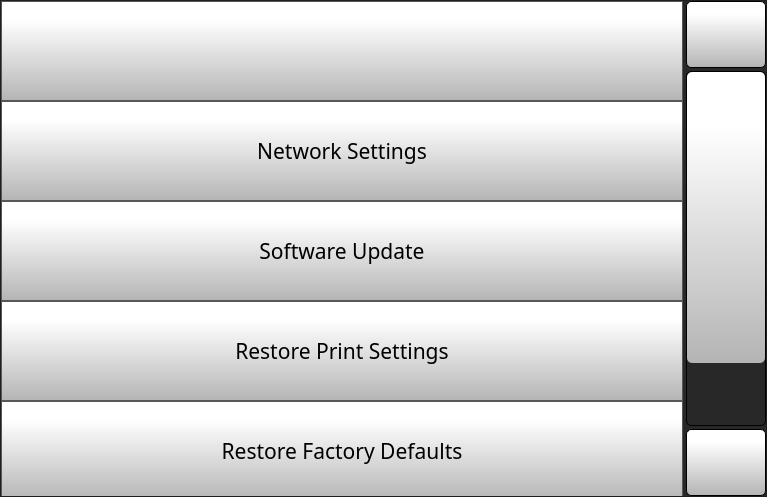
Qt form octoprint_ControlCenter/ui/settings_screen/settings_screen.ui (FracktalWorks/ControlCenter) before a commit.
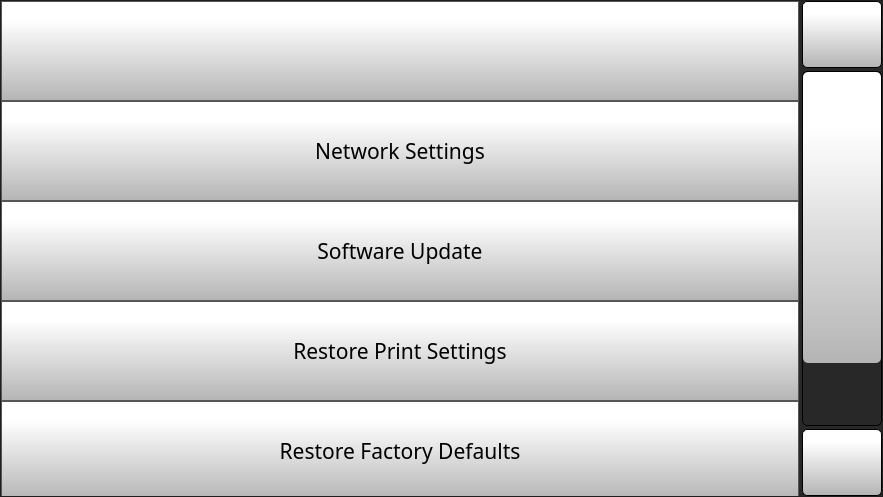
The same form after that commit. Icons and pictures are not drawn.

What changed in the file:
```diff
--- a/octoprint_ControlCenter/ui/settings_screen/settings_screen.ui
+++ b/octoprint_ControlCenter/ui/settings_screen/settings_screen.ui
@@ -6,7 +6,7 @@
    <rect>
     <x>0</x>
     <y>0</y>
-    <width>767</width>
+    <width>883</width>
     <height>497</height>
    </rect>
   </property>
@@ -114,7 +114,7 @@
            <rect>
             <x>0</x>
             <y>0</y>
-            <width>685</width>
+            <width>868</width>
             <height>600</height>
            </rect>
           </property>
```
Left out of the diff: 13 changed lines with no effect on the pictures.
